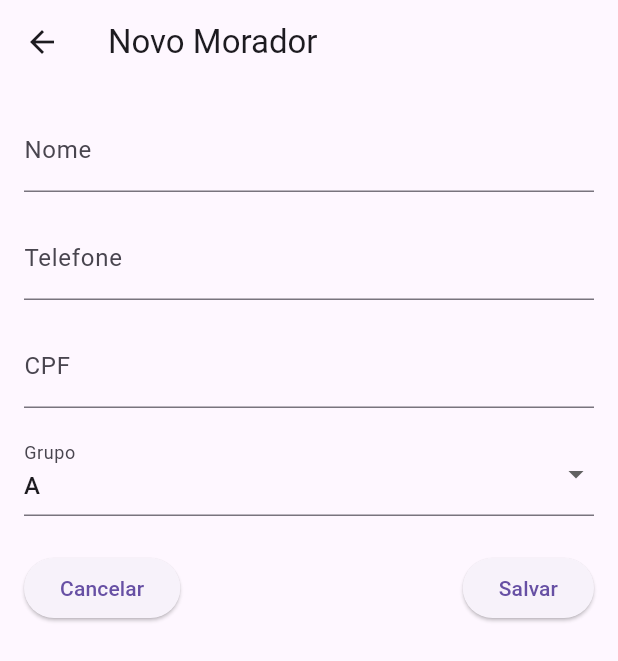
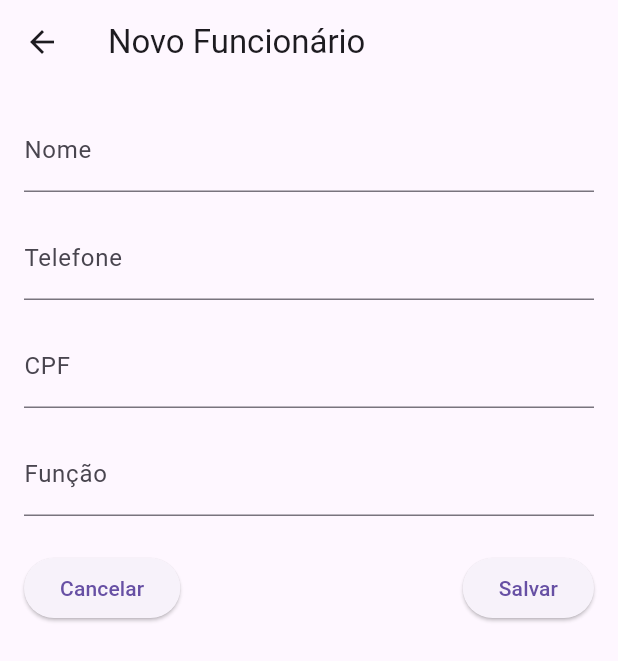
Before and after one commit to LeandroDBZ/app_condominio, a Flutter app: the screen it shows after launch, after a tap on the "add" icon, on a phone screen of 412 x 824 dp. Shown: the top 661 px of the screen. Run offline on Flutter 3.47's test engine with Material 3 defaults, Android fonts, the phone set to English and light mode, and no system bars; our stand-ins replace cloud_firestore, firebase_core; accounts and stored records are empty; network calls fail.

Commit message:
Adjustments to the "Funcionario" classes for integration with Firebase

```diff
--- a/lib/main.dart
+++ b/lib/main.dart
@@ -1,5 +1,5 @@
 // lib/main.dart
-import 'package:app_condominio/modules/cadastros/screens/morador_list_screen.dart';
+import 'package:app_condominio/modules/cadastros/screens/funcionario_list_screen.dart';
 import 'package:firebase_core/firebase_core.dart';
 import 'package:flutter/material.dart';
 
@@ -16,10 +16,10 @@ class MyApp extends StatelessWidget {
   @override
   Widget build(BuildContext context) {
     return MaterialApp(
-      title: 'Integração Firebase',
+      title: 'Cadastro de Funcionários',
       theme: ThemeData(primarySwatch: Colors.blue),
       // Aqui você pode definir sua tela inicial (por exemplo, MoradorListScreen)
-      home: MoradorListScreen(),
+      home: FuncionarioListScreen(),
     );
   }
 }
--- /dev/null
+++ b/lib/modules/cadastros/screens/funcionario_form_screen.dart
@@ -0,0 +1,151 @@
+// lib/modules/cadastros/screens/funcionario_form_screen.dart
+
+import 'package:flutter/material.dart';
+import 'package:app_condominio/modules/cadastros/models/funcionario.dart';
+import 'package:app_condominio/modules/cadastros/repositories/funcionario_repository.dart';
+
+class FuncionarioFormScreen extends StatefulWidget {
+  final Funcionario? funcionario;
+  final FuncionarioRepository repository;
+
+  const FuncionarioFormScreen({Key? key, this.funcionario, required this.repository})
+      : super(key: key);
+
+  @override
+  _FuncionarioFormScreenState createState() => _FuncionarioFormScreenState();
+}
+
+class _FuncionarioFormScreenState extends State<FuncionarioFormScreen> {
+  final _formKey = GlobalKey<FormState>();
+
+  late String nome;
+  late String telefone;
+  late String cpf;
+  late String funcao;
+
+  @override
+  void initState() {
+    super.initState();
+    nome = widget.funcionario?.nome ?? '';
+    telefone = widget.funcionario?.telefone ?? '';
+    cpf = widget.funcionario?.cpf ?? '';
+    funcao = widget.funcionario?.funcao ?? '';
+  }
+
+  void _submitForm() async {
+    if (_formKey.currentState?.validate() ?? false) {
+      _formKey.currentState?.save();
+
+      // Para novo registro, gera um ID simples a partir do timestamp.
+      final String id = widget.funcionario?.id ?? DateTime.now().millisecondsSinceEpoch.toString();
+      final funcionario = Funcionario(
+        id: id,
+        nome: nome,
+        telefone: telefone,
+        cpf: cpf,
+        funcao: funcao,
+      );
+
+      try {
+        if (widget.funcionario == null) {
+          await widget.repository.createFuncionario(funcionario);
+        } else {
+          await widget.repository.updateFuncionario(funcionario);
+        }
+        Navigator.of(context).pop();
+      } catch (e) {
+        ScaffoldMessenger.of(context).showSnackBar(
+          SnackBar(content: Text('Erro ao salvar: $e')),
+        );
+      }
+    }
+  }
+
+  @override
+  Widget build(BuildContext context) {
+    return Scaffold(
+      appBar: AppBar(
+        title: Text(widget.funcionario == null ? 'Novo Funcionário' : 'Editar Funcionário'),
+      ),
+      body: SingleChildScrollView(
+        child: Padding(
+          padding: const EdgeInsets.all(16.0),
+          child: Form(
+            key: _formKey,
+            child: Column(
+              children: [
+                // Campo para Nome
+                TextFormField(
+                  initialValue: nome,
+                  decoration: const InputDecoration(labelText: 'Nome'),
+                  validator: (value) {
+                    if (value == null || value.isEmpty) {
+                      return 'Informe o nome';
+                    }
+                    return null;
+                  },
+                  onSaved: (value) => nome = value!.trim(),
+                ),
+                const SizedBox(height: 16),
+                // Campo para Telefone
+                TextFormField(
+                  initialValue: telefone,
+                  decoration: const InputDecoration(labelText: 'Telefone'),
+                  keyboardType: TextInputType.phone,
+                  validator: (value) {
+                    if (value == null || value.isEmpty) {
+                      return 'Informe o telefone';
+                    }
+                    return null;
+                  },
+                  onSaved: (value) => telefone = value!.trim(),
+                ),
+                const SizedBox(height: 16),
+                // Campo para CPF
+                TextFormField(
+                  initialValue: cpf,
+                  decoration: const InputDecoration(labelText: 'CPF'),
+                  keyboardType: TextInputType.number,
+                  validator: (value) {
+                    if (value == null || value.isEmpty) {
+                      return 'Informe o CPF';
+                    }
+                    return null;
+                  },
+                  onSaved: (value) => cpf = value!.trim(),
+                ),
+                const SizedBox(height: 16),
+                // Campo para Função
+                TextFormField(
+                  initialValue: funcao,
+                  decoration: const InputDecoration(labelText: 'Função'),
+                  validator: (value) {
+                    if (value == null || value.isEmpty) {
+                      return 'Informe a função';
+                    }
+                    return null;
+                  },
+                  onSaved: (value) => funcao = value!.trim(),
+                ),
+                const SizedBox(height: 24),
+                Row(
+                  mainAxisAlignment: MainAxisAlignment.spaceBetween,
+                  children: [
+                    ElevatedButton(
+                      child: const Text('Cancelar'),
+                      onPressed: () => Navigator.of(context).pop(),
+                    ),
+                    ElevatedButton(
+                      child: const Text('Salvar'),
+                      onPressed: _submitForm,
+                    )
+                  ],
+                ),
+              ],
+            ),
+          ),
+        ),
+      ),
+    );
+  }
+}
--- /dev/null
+++ b/lib/modules/cadastros/screens/funcionario_list_screen.dart
@@ -0,0 +1,108 @@
+// lib/modules/cadastros/screens/funcionario_list_screen.dart
+
+import 'package:flutter/material.dart';
+import 'package:app_condominio/modules/cadastros/models/funcionario.dart';
+import 'package:app_condominio/modules/cadastros/repositories/funcionario_repository.dart';
+import 'funcionario_form_screen.dart';
+
+class FuncionarioListScreen extends StatefulWidget {
+  @override
+  _FuncionarioListScreenState createState() => _FuncionarioListScreenState();
+}
+
+class _FuncionarioListScreenState extends State<FuncionarioListScreen> {
+  late Future<List<Funcionario>> futureFuncionarios;
+  final FuncionarioRepository repository = FuncionarioRepository();
+
+  @override
+  void initState() {
+    super.initState();
+    futureFuncionarios = repository.getFuncionarios();
+  }
+
+  void refreshFuncionarios() {
+    setState(() {
+      futureFuncionarios = repository.getFuncionarios();
+    });
+  }
+
+  @override
+  Widget build(BuildContext context) {
+    return Scaffold(
+      appBar: AppBar(
+        title: const Text('Funcionários'),
+      ),
+      body: FutureBuilder<List<Funcionario>>(
+        future: futureFuncionarios,
+        builder: (context, snapshot) {
+          if (snapshot.connectionState == ConnectionState.waiting) {
+            return const Center(child: CircularProgressIndicator());
+          }
+          if (snapshot.hasError) {
+            return Center(child: Text('Erro: ${snapshot.error}'));
+          }
+          final funcionarios = snapshot.data!;
+          if (funcionarios.isEmpty) {
+            return const Center(child: Text('Nenhum funcionário encontrado'));
+          }
+          return ListView.builder(
+            itemCount: funcionarios.length,
+            itemBuilder: (context, index) {
+              final funcionario = funcionarios[index];
+              return ListTile(
+                title: Text(funcionario.nome),
+                subtitle: Text('Função: ${funcionario.funcao}'),
+                trailing: IconButton(
+                  icon: const Icon(Icons.edit),
+                  onPressed: () {
+                    Navigator.of(context)
+                        .push(MaterialPageRoute(
+                          builder: (_) => FuncionarioFormScreen(
+                            repository: repository,
+                            funcionario: funcionario,
+                          ),
+                        ))
+                        .then((_) => refreshFuncionarios());
+                  },
+                ),
+                onLongPress: () async {
+                  bool? confirm = await showDialog<bool>(
+                    context: context,
+                    builder: (context) => AlertDialog(
+                      title: const Text('Remover Funcionário'),
+                      content: const Text('Deseja remover este funcionário?'),
+                      actions: [
+                        TextButton(
+                          child: const Text('Cancelar'),
+                          onPressed: () => Navigator.pop(context, false),
+                        ),
+                        TextButton(
+                          child: const Text('Remover'),
+                          onPressed: () => Navigator.pop(context, true),
+                        ),
+                      ],
+                    ),
+                  );
+                  if (confirm == true) {
+                    await repository.deleteFuncionario(funcionario.id);
+                    refreshFuncionarios();
+                  }
+                },
+              );
+            },
+          );
+        },
+      ),
+      floatingActionButton: FloatingActionButton(
+        child: const Icon(Icons.add),
+        onPressed: () {
+          Navigator.of(context)
+              .push(MaterialPageRoute(
+                builder: (_) => FuncionarioFormScreen(repository: repository),
+              ))
+              .then((_) => refreshFuncionarios());
+        },
+      ),
+    );
+  }
+}
```
Also changed, not shown: lib/modules/cadastros/models/Funcionario.dart (+31 -5 lines), lib/modules/cadastros/repositories/funcionario_repository.dart (added, +54 -0 lines).
